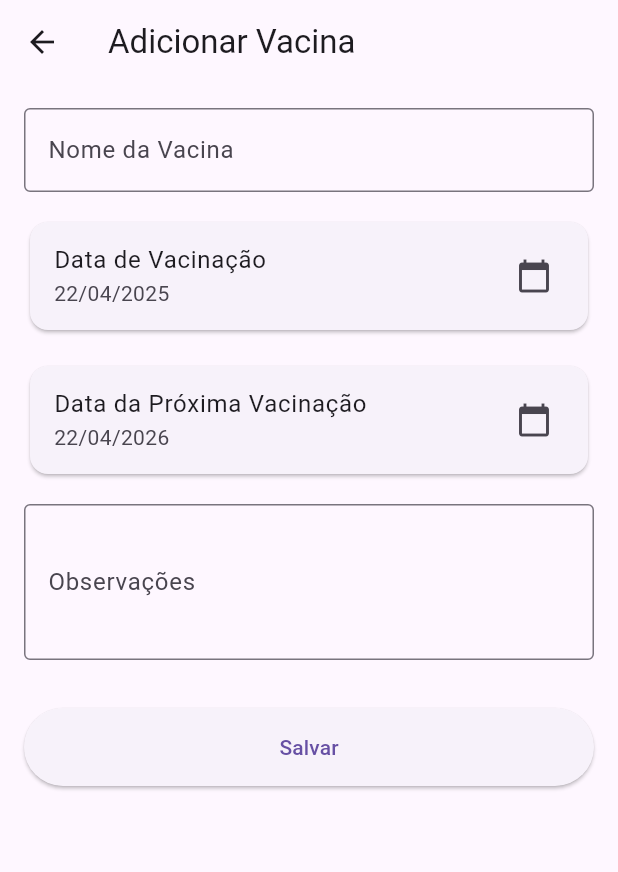
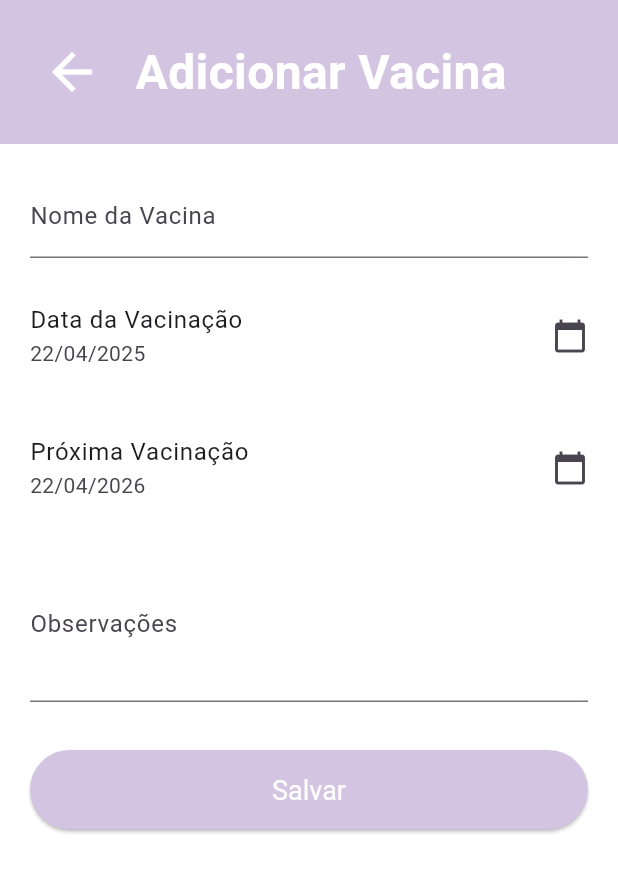
Before and after one commit to mayumihb/monitoramento_pets, a Flutter app: the VaccineFormScreen screen opened directly with empty values, on a phone screen of 412 x 824 dp. Shown: the top 872 px of the screen. Run offline on Flutter 3.47's test engine with Material 3 defaults, Android fonts, the phone set to English and light mode, and no system bars; our stand-ins replace firebase_core, firebase_database, flutter_local_notifications, timezone; accounts and stored records are empty.

Commit message:
feat: new layout for `pet_form_screen` and `vaccine_form_screen`

```diff
--- a/lib/screens/vaccine_form_screen.dart
+++ b/lib/screens/vaccine_form_screen.dart
@@ -31,6 +31,8 @@ class _VaccineFormScreenState extends State<VaccineFormScreen> {
   Pet? _pet;
   bool _isLoading = true;
   bool _isSaving = false;
+
+  static const primaryColor = Color(0xFFD3C5E1);
 
   @override
   void initState() {
@@ -109,7 +111,6 @@ class _VaccineFormScreenState extends State<VaccineFormScreen> {
       _isSaving = true;
     });
 
-    // Criar o objeto vaccine a partir dos dados do formulário
     final vaccine = Vaccine(
       id: widget.vaccine?.id,
       petId: widget.petId,
@@ -177,16 +178,37 @@ class _VaccineFormScreenState extends State<VaccineFormScreen> {
   @override
   Widget build(BuildContext context) {
     return Scaffold(
-      appBar: AppBar(
-        title: Text(
+      backgroundColor: Colors.white,
+      appBar: PreferredSize(
+        preferredSize: const Size.fromHeight(160),
+        child: Container(
+          color: primaryColor,
+          padding: const EdgeInsets.all(20),
+          child: Row(
+            mainAxisAlignment: MainAxisAlignment.spaceBetween,
+            children: [
+              IconButton(
+                icon: const Icon(Icons.arrow_back, color: Colors.white, size: 40),
+                onPressed: () => Navigator.pop(context),
+              ),
+              Text(
                 widget.vaccine == null ? 'Adicionar Vacina' : 'Editar Vacina',
+                style: const TextStyle(
+                  fontSize: 32,
+                  fontWeight: FontWeight.bold,
+                  color: Colors.white,
                 ),
               ),
-      body:
-          _isLoading
-              ? Center(child: CircularProgressIndicator())
-              : Padding(
-                padding: const EdgeInsets.all(16.0),
+              const SizedBox(width: 40),
+            ],
+          ),
+        ),
+      ),
+      body: _isLoading
+          ? const Center(child: CircularProgressIndicator())
+          : SafeArea(
+              child: Padding(
+                padding: const EdgeInsets.all(20),
                 child: Form(
                   key: _formKey,
                   child: ListView(
@@ -195,8 +217,8 @@ class _VaccineFormScreenState extends State<VaccineFormScreen> {
                         Padding(
                           padding: const EdgeInsets.only(bottom: 16.0),
                           child: Text(
-                            'Pet: ${_pet!.name}',
-                            style: TextStyle(
+                            'Nome do Pet: ${_pet!.name}',
+                            style: const TextStyle(
                               fontSize: 18,
                               fontWeight: FontWeight.bold,
                             ),
@@ -204,69 +226,47 @@ class _VaccineFormScreenState extends State<VaccineFormScreen> {
                         ),
                       TextFormField(
                         controller: _nameController,
-                        decoration: InputDecoration(
-                          labelText: 'Nome da Vacina',
-                          border: OutlineInputBorder(),
+                        decoration: const InputDecoration(labelText: 'Nome da Vacina'),
+                        validator: (value) =>
+                            value == null || value.isEmpty ? 'Por favor, informe o nome da vacina' : null,
                       ),
-                        validator: (value) {
-                          if (value == null || value.isEmpty) {
-                            return 'Por favor, informe o nome da vacina';
-                          }
-                          return null;
-                        },
-                      ),
-                      SizedBox(height: 16),
-                      Card(
-                        child: ListTile(
-                          title: Text('Data de Vacinação'),
+                      const SizedBox(height: 16),
+                      ListTile(
+                        contentPadding: EdgeInsets.zero,
+                        title: const Text('Data da Vacinação'),
                         subtitle: Text(_formatDate(_date)),
-                          trailing: Icon(Icons.calendar_today),
+                        trailing: const Icon(Icons.calendar_today),
                         onTap: () => _selectDate(context),
                       ),
-                      ),
-                      SizedBox(height: 16),
-                      Card(
-                        child: ListTile(
-                          title: Text('Data da Próxima Vacinação'),
+                      const SizedBox(height: 16),
+                      ListTile(
+                        contentPadding: EdgeInsets.zero,
+                        title: const Text('Próxima Vacinação'),
                         subtitle: Text(_formatDate(_nextDueDate)),
-                          trailing: Icon(Icons.calendar_today),
+                        trailing: const Icon(Icons.calendar_today),
                         onTap: () => _selectNextDueDate(context),
                       ),
-                      ),
-                      SizedBox(height: 16),
+                      const SizedBox(height: 16),
                       TextFormField(
                         controller: _notesController,
-                        decoration: InputDecoration(
-                          labelText: 'Observações',
-                          border: OutlineInputBorder(),
-                        ),
+                        decoration: const InputDecoration(labelText: 'Observações'),
                         maxLines: 3,
                       ),
-                      SizedBox(height: 32),
+                      const SizedBox(height: 32),
                       ElevatedButton(
                         onPressed: _isSaving ? null : _saveVaccine,
                         style: ElevatedButton.styleFrom(
-                          padding: EdgeInsets.symmetric(vertical: 16),
+                          padding: const EdgeInsets.symmetric(vertical: 16),
+                          backgroundColor: primaryColor,
+                          foregroundColor: Colors.white,
+                          textStyle: const TextStyle(fontSize: 18),
                         ),
-                        child:
-                            _isSaving
-                                ? Row(
-                                  mainAxisAlignment: MainAxisAlignment.center,
-                                  children: [
-                                    SizedBox(
-                                      width: 20,
-                                      height: 20,
-                                      child: CircularProgressIndicator(
-                                        strokeWidth: 2,
-                                      ),
-                                    ),
-                                    SizedBox(width: 10),
-                                    Text('Salvando...'),
-                                  ],
-                                )
-                                : Text('Salvar'),
+                        child: _isSaving
+                            ? const CircularProgressIndicator(color: Colors.white)
+                            : const Text('Salvar'),
                       ),
                     ],
+                  ),
                 ),
               ),
             ),
```
Also changed, not shown: lib/screens/pet_form_screen.dart (+54 -30 lines). Lines whose indentation alone changed are shown as unchanged.
